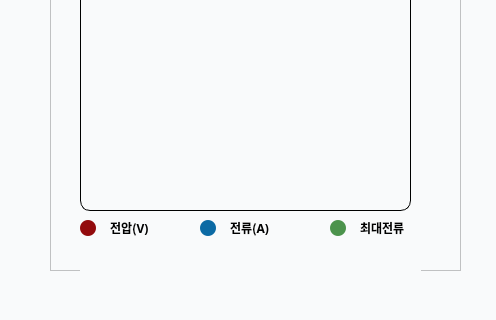
The window that PyQt_GUI/dashboard.ui (yuunow57/Capstone-Design-Project) describes before a commit, drawn with Qt 5; both pictures show x 220 to 716 and y 480 to 800 of the 1280 by 800 pixel window.
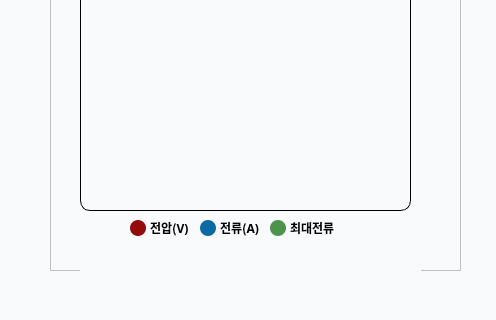
The same window after the commit.

The edit to the form file:
```diff
--- a/PyQt_GUI/dashboard.ui
+++ b/PyQt_GUI/dashboard.ui
@@ -448,7 +448,7 @@
        <widget class="QLabel" name="label_8">
         <property name="geometry">
          <rect>
-          <x>30</x>
+          <x>80</x>
           <y>390</y>
           <width>16</width>
           <height>16</height>
@@ -471,7 +471,7 @@
        <widget class="QLabel" name="label_12">
         <property name="geometry">
          <rect>
-          <x>60</x>
+          <x>100</x>
           <y>390</y>
           <width>56</width>
           <height>16</height>
@@ -508,7 +508,7 @@
        <widget class="QLabel" name="label_13">
         <property name="geometry">
          <rect>
-          <x>180</x>
+          <x>170</x>
           <y>390</y>
           <width>56</width>
           <height>16</height>
@@ -528,7 +528,7 @@
        <widget class="QLabel" name="label_10">
         <property name="geometry">
          <rect>
-          <x>280</x>
+          <x>220</x>
           <y>390</y>
           <width>16</width>
           <height>16</height>
@@ -545,7 +545,7 @@
        <widget class="QLabel" name="label_14">
         <property name="geometry">
          <rect>
-          <x>310</x>
+          <x>240</x>
           <y>390</y>
           <width>56</width>
           <height>16</height>
```
